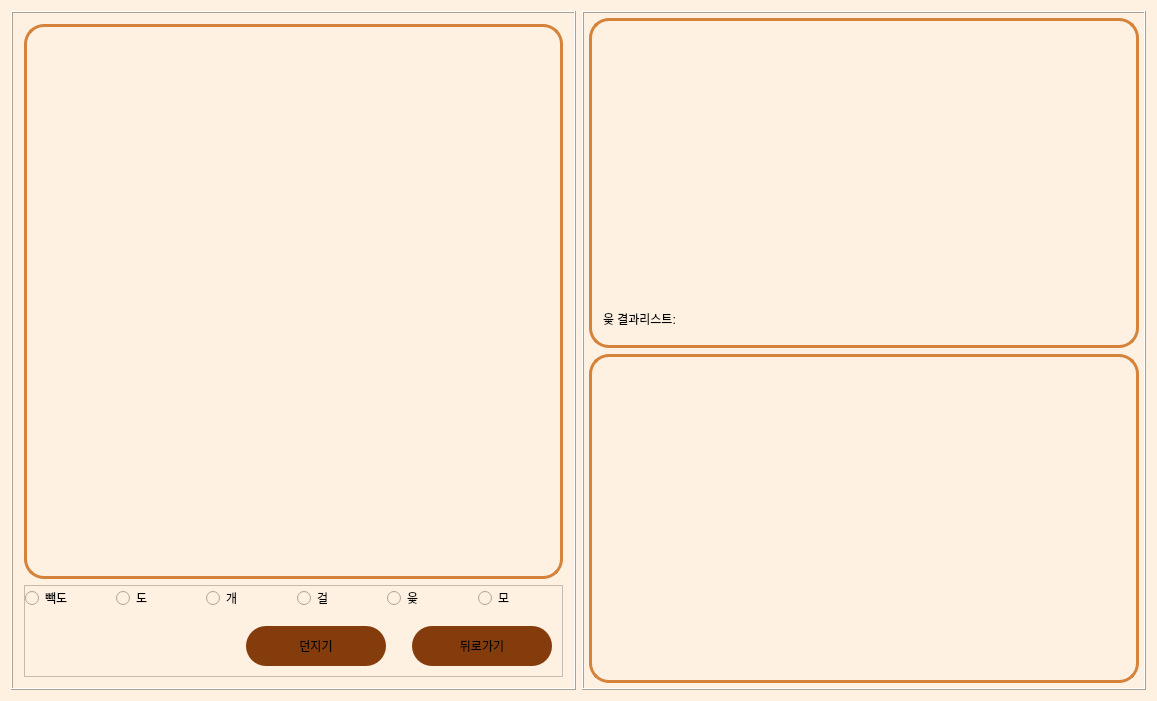
First picture: the form in mainwindow.ui, repository aabbo/Qtprogram, before the edit.
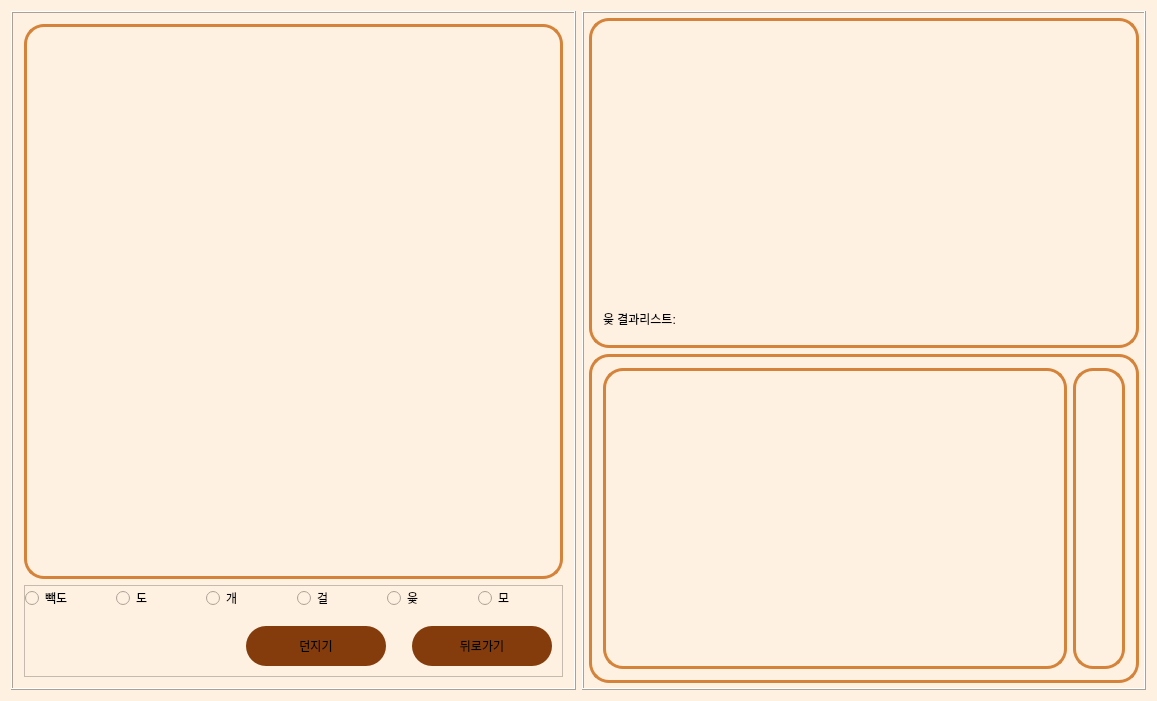
Second picture: the form after the edit.

Diff of the .ui file:
```diff
--- a/mainwindow.ui
+++ b/mainwindow.ui
@@ -429,6 +429,40 @@
          <property name="frameShadow">
           <enum>QFrame::Raised</enum>
          </property>
+         <layout class="QHBoxLayout" name="horizontalLayout_4">
+          <item>
+           <widget class="QFrame" name="MalFrame">
+            <property name="sizePolicy">
+             <sizepolicy hsizetype="Expanding" vsizetype="Expanding">
+              <horstretch>9</horstretch>
+              <verstretch>0</verstretch>
+             </sizepolicy>
+            </property>
+            <property name="frameShape">
+             <enum>QFrame::StyledPanel</enum>
+            </property>
+            <property name="frameShadow">
+             <enum>QFrame::Raised</enum>
+            </property>
+           </widget>
+          </item>
+          <item>
+           <widget class="QFrame" name="ResultFrame">
+            <property name="sizePolicy">
+             <sizepolicy hsizetype="Expanding" vsizetype="Expanding">
+              <horstretch>1</horstretch>
+              <verstretch>0</verstretch>
+             </sizepolicy>
+            </property>
+            <property name="frameShape">
+             <enum>QFrame::StyledPanel</enum>
+            </property>
+            <property name="frameShadow">
+             <enum>QFrame::Raised</enum>
+            </property>
+           </widget>
+          </item>
+         </layout>
         </widget>
        </item>
       </layout>
```
Left out of the diff: 1 changed line with no effect on the pictures.
